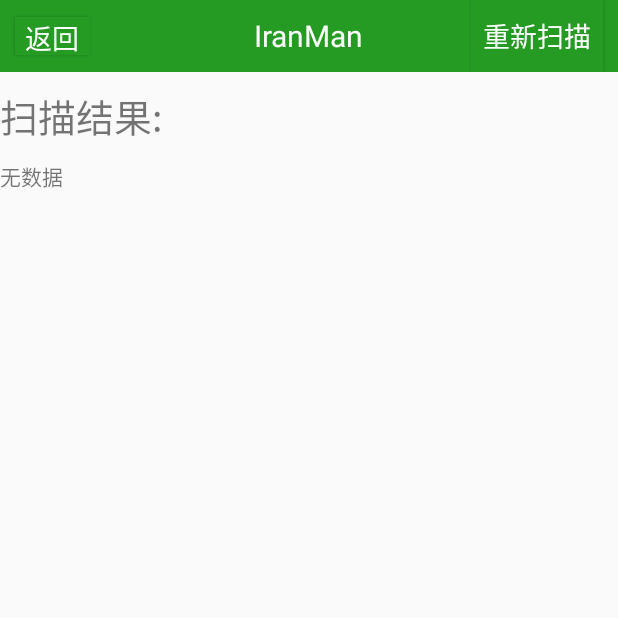
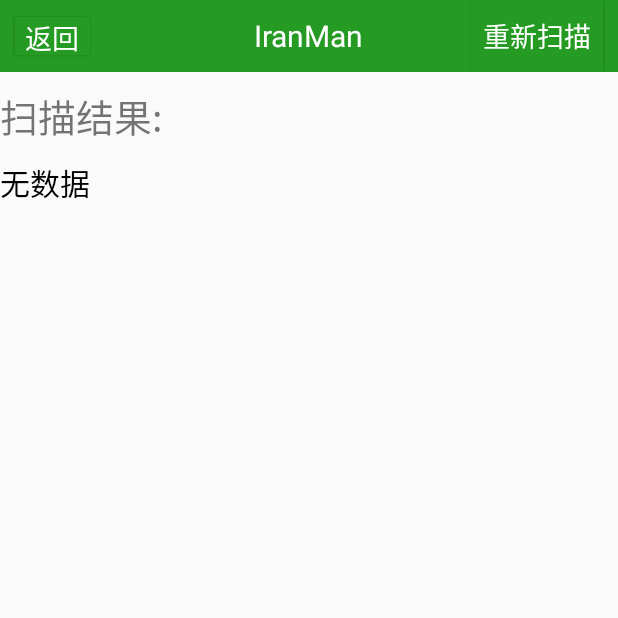
Before and after one commit to 1204TMax/iranman, an Android app: the fragment TWO placed in its activity, after a tap on "二维码扫描", on a phone screen of 412 x 824 dp, the top half of it. Run offline under Robolectric (Android 15) with nearby library versions, the phone set to English and light mode, and no system bars; libraries missing offline, so code that uses them is left out: com.uuzuche.lib_zxing; 3 statements that could not run were skipped.

Commit message:
获取摄像头权限 动态判断是否获取摄像头权限 最简单的一键集成二维码扫描

```diff
--- a/app/build.gradle
+++ b/app/build.gradle
@@ -26,4 +26,5 @@ dependencies {
     testImplementation 'junit:junit:4.12'
     androidTestImplementation 'com.android.support.test:runner:1.0.2'
     androidTestImplementation 'com.android.support.test.espresso:espresso-core:3.0.2'
+    implementation 'cn.yipianfengye.android:zxing-library:2.2'
 }
--- a/app/src/main/java/com/example/fragment/TWO.java
+++ b/app/src/main/java/com/example/fragment/TWO.java
@@ -1,9 +1,13 @@
 package com.example.fragment;
 import android.content.Intent;
+import android.content.pm.PackageManager;
+import android.os.Build;
 import android.os.Bundle;
+import android.support.v4.app.ActivityCompat;
 import android.support.v4.app.Fragment;
 import android.support.v4.app.FragmentManager;
 import android.support.v4.app.FragmentTransaction;
+import android.support.v4.content.ContextCompat;
 import android.util.Log;
 import android.view.LayoutInflater;
 import android.view.View;
@@ -23,6 +27,20 @@ public class TWO extends Fragment{
     @Override
     public  View onCreateView(LayoutInflater inflater,ViewGroup container,Bundle savedInstate){
         View view = inflater.inflate(R.layout.fragment_two,container,false);
+        if (Build.VERSION.SDK_INT>22){
+            if (ContextCompat.checkSelfPermission(getActivity(),
+                    android.Manifest.permission.CAMERA)!= PackageManager.PERMISSION_GRANTED){
+                //先判断有没有权限 ，没有就在这里进行权限的申请
+                ActivityCompat.requestPermissions(getActivity(),
+                        new String[]{android.Manifest.permission.CAMERA},1);
+
+            }else {
+                //说明已经获取到摄像头权限了 想干嘛干嘛
+            }
+        }else {
+//这个说明系统版本在6.0之下，不需要动态获取权限。
+
+        }
         Button QRScan = view.findViewById(R.id.QR);
         QRScan.setOnClickListener(new TWO.ButtonListener());
         return view;
--- a/app/src/main/res/layout/activity_qrscan.xml
+++ b/app/src/main/res/layout/activity_qrscan.xml
@@ -23,6 +23,8 @@
             android:id="@+id/QR_T2"
             android:layout_width="357dp"
             android:layout_height="195dp"
+            android:textSize="20dp"
+            android:textColor="@color/black"
             android:text="无数据"
             android:layout_marginTop="10dp"/>
     </LinearLayout>
--- a/app/src/main/res/values/colors.xml
+++ b/app/src/main/res/values/colors.xml
@@ -5,4 +5,5 @@
     <color name="colorAccent">#D81B60</color>
     <color name="white">#ffffff</color>
     <color name="gray">#dee2e6</color>
+    <color name="black">#030303</color>
 </resources>
```
Also changed, not shown: app/src/main/AndroidManifest.xml (+8 -1 lines), app/src/main/java/com/example/iranman/QRScan.java (+37 -3 lines).
